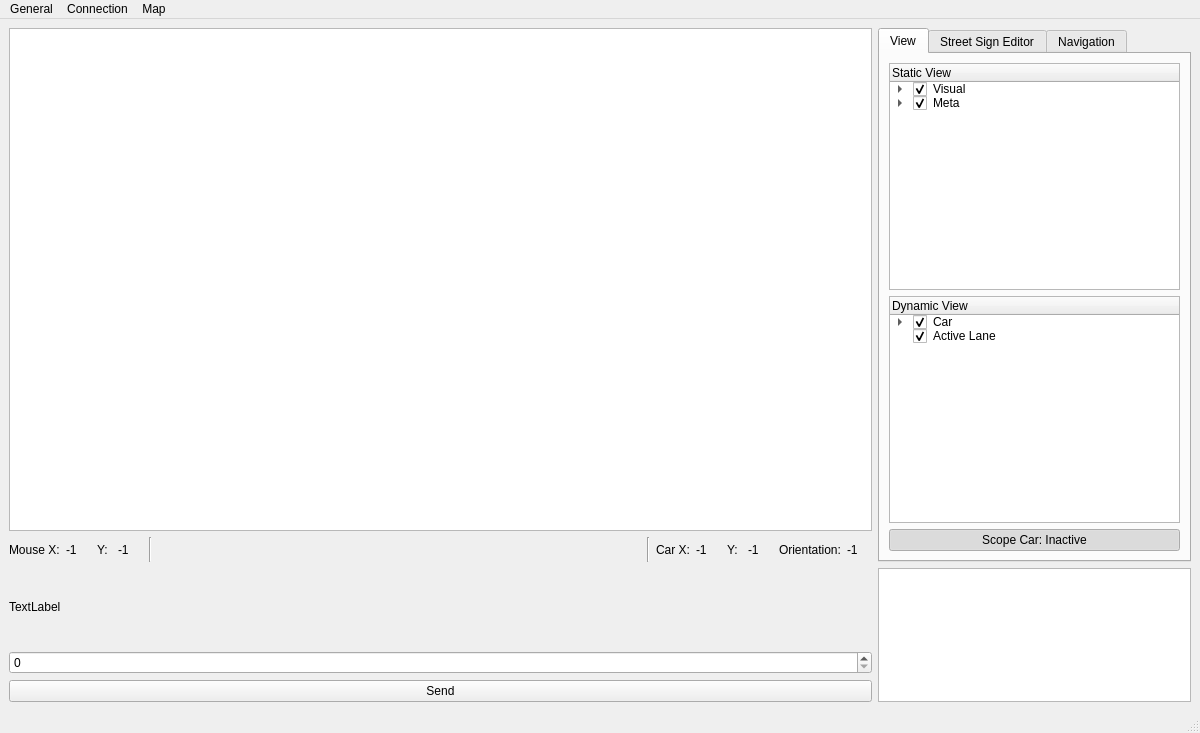
Old version of the form src/mainwindow.ui in the repository melegiul/adtf-remote.
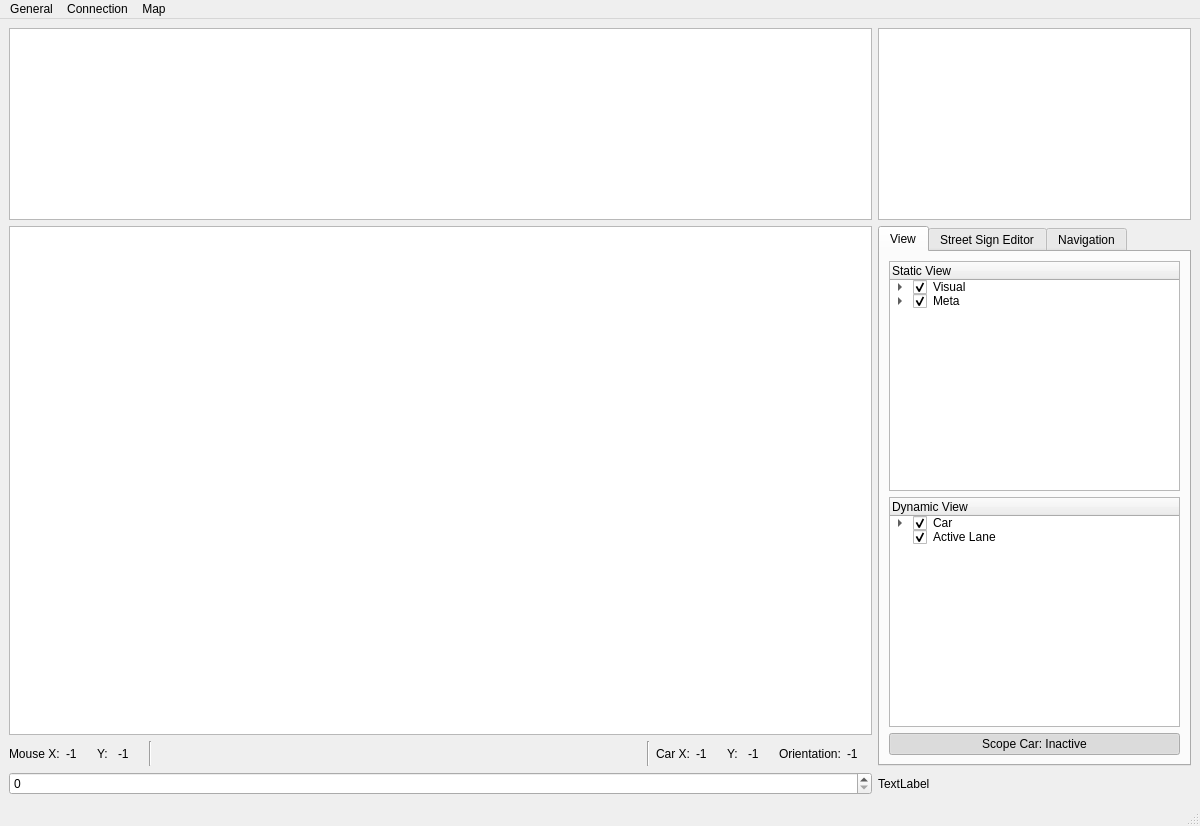
New version of the form. Icons and pictures are not drawn.

Commit message: [ui] Added icon and QGraphicViews

Diff of the .ui file:
```diff
--- a/src/mainwindow.ui
+++ b/src/mainwindow.ui
@@ -7,7 +7,7 @@
     <x>0</x>
     <y>0</y>
     <width>1200</width>
-    <height>733</height>
+    <height>826</height>
    </rect>
   </property>
   <property name="windowTitle">
@@ -15,23 +15,7 @@
   </property>
   <widget class="QWidget" name="centralwidget">
    <layout class="QGridLayout" name="gridLayout">
-    <item row="2" column="1" rowspan="3">
-     <widget class="QPlainTextEdit" name="te_main"/>
-    </item>
-    <item row="0" column="0">
-     <widget class="QGraphicsView" name="gv_map">
-      <property name="enabled">
-       <bool>true</bool>
-      </property>
-      <property name="sizePolicy">
-       <sizepolicy hsizetype="Expanding" vsizetype="Expanding">
-        <horstretch>2</horstretch>
-        <verstretch>0</verstretch>
-       </sizepolicy>
-      </property>
-     </widget>
-    </item>
-    <item row="0" column="1" rowspan="2">
+    <item row="1" column="1" rowspan="2">
      <widget class="QTabWidget" name="tabWidget">
       <property name="sizePolicy">
        <sizepolicy hsizetype="Minimum" vsizetype="Minimum">
@@ -466,24 +450,26 @@
       </widget>
      </widget>
     </item>
-    <item row="2" column="0">
-     <widget class="QLabel" name="lb_top">
-      <property name="text">
-       <string>TextLabel</string>
-      </property>
-     </widget>
-    </item>
-    <item row="4" column="0">
-     <widget class="QPushButton" name="pb_send">
-      <property name="text">
-       <string>Send</string>
-      </property>
-     </widget>
-    </item>
-    <item row="3" column="0">
-     <widget class="QSpinBox" name="sb_counter"/>
-    </item>
     <item row="1" column="0">
+     <widget class="QGraphicsView" name="map_view">
+      <property name="enabled">
+       <bool>true</bool>
+      </property>
+      <property name="sizePolicy">
+       <sizepolicy hsizetype="Expanding" vsizetype="Expanding">
+        <horstretch>1</horstretch>
+        <verstretch>1</verstretch>
+       </sizepolicy>
+      </property>
+     </widget>
+    </item>
+    <item row="0" column="0">
+     <widget class="QGraphicsView" name="compass_rose"/>
+    </item>
+    <item row="0" column="1">
+     <widget class="QGraphicsView" name="measure_bar"/>
+    </item>
+    <item row="2" column="0">
      <layout class="QHBoxLayout" name="hl_odometry">
       <item>
        <widget class="QLabel" name="lbs_mouse_x">
@@ -722,6 +708,16 @@
       </item>
      </layout>
     </item>
+    <item row="4" column="0">
+     <widget class="QSpinBox" name="sb_counter"/>
+    </item>
+    <item row="4" column="1">
+     <widget class="QLabel" name="lb_top">
+      <property name="text">
+       <string>TextLabel</string>
+      </property>
+     </widget>
+    </item>
    </layout>
   </widget>
   <widget class="QMenuBar" name="menubar">
```
Left out of the diff: 30 changed lines with no effect on the pictures. The commit also changes 4 other files.
